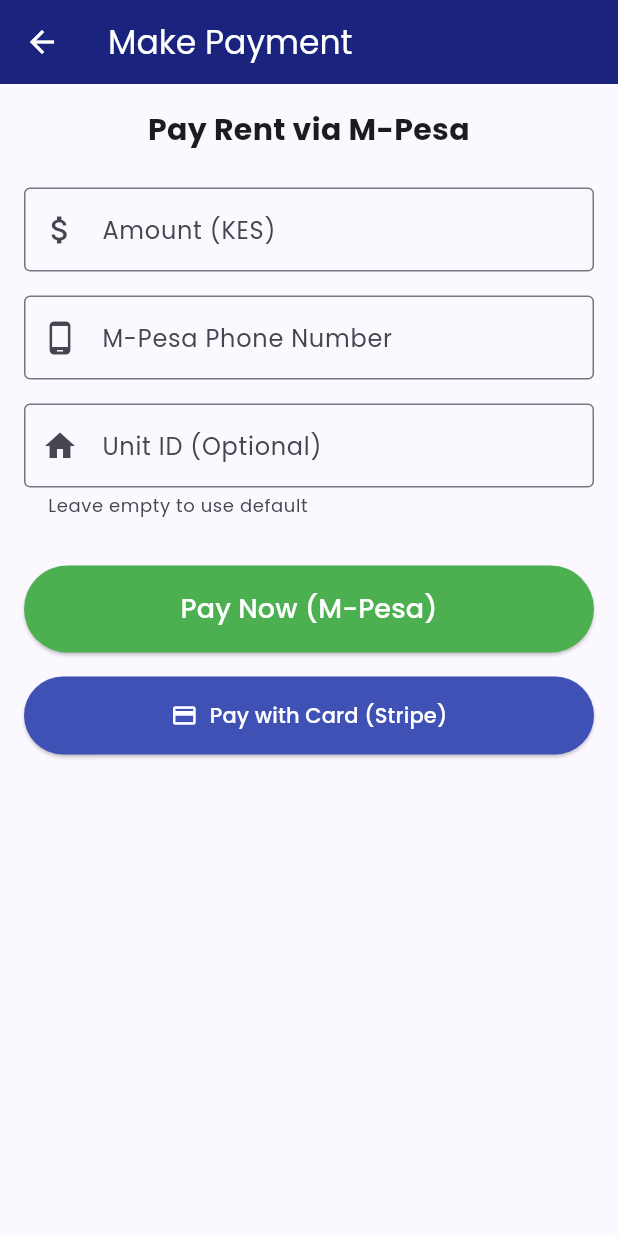
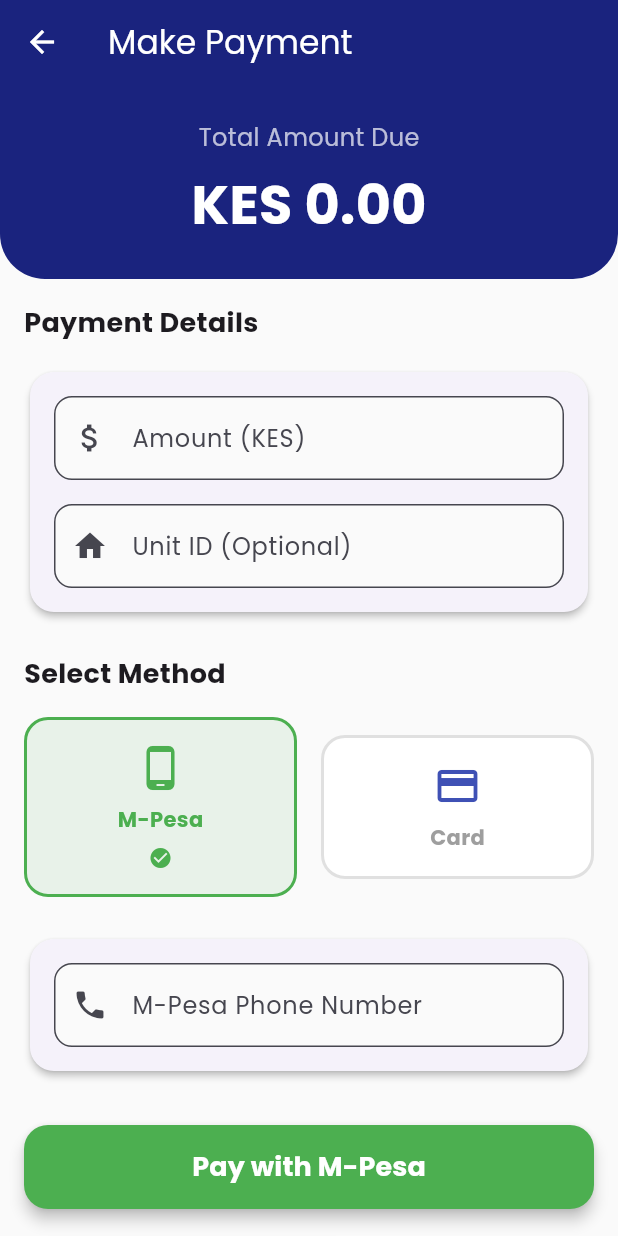
Before and after one commit to Ndunguuu01/KodiPay-App, a Flutter app: the MakePaymentScreen screen opened directly, on a phone screen of 412 x 824 dp. Run offline on Flutter 3.47's test engine with Material 3 defaults, Android fonts, the phone set to English and light mode, and no system bars; our stand-ins replace fl_chart, flutter_dotenv, flutter_local_notifications, flutter_staggered_animations, google_fonts, google_generative_ai and 11 more; missing offline and left inert: flutter_stripe; accounts and stored records are empty; network calls fail.

Commit message:
Add visual charts, fix property details, redesign payment screen

```diff
--- a/frontend/lib/screens/make_payment_screen.dart
+++ b/frontend/lib/screens/make_payment_screen.dart
@@ -114,59 +114,82 @@
     await StripeService().makePayment(context, amount, 'usd', userId, unitId);
   }
 
+  String _selectedMethod = 'mpesa';
+
   @override
   Widget build(BuildContext context) {
     return Scaffold(
+      backgroundColor: Colors.grey[50],
       appBar: AppBar(
         title: const Text('Make Payment'),
         backgroundColor: AppConstants.primaryColor,
         foregroundColor: Colors.white,
+        elevation: 0,
       ),
       body: SingleChildScrollView(
+        child: Column(
+          children: [
+            Container(
+              width: double.infinity,
+              padding: const EdgeInsets.all(24),
+              decoration: const BoxDecoration(
+                color: AppConstants.primaryColor,
+                borderRadius: BorderRadius.only(
+                  bottomLeft: Radius.circular(30),
+                  bottomRight: Radius.circular(30),
+                ),
+              ),
+              child: Column(
+                children: [
+                  const Text(
+                    'Total Amount Due',
+                    style: TextStyle(color: Colors.white70, fontSize: 16),
+                  ),
+                  const SizedBox(height: 8),
+                  Text(
+                    'KES ${_amountController.text.isEmpty ? "0.00" : _amountController.text}',
+                    style: const TextStyle(
+                      color: Colors.white,
+                      fontSize: 36,
+                      fontWeight: FontWeight.bold,
+                    ),
+                  ),
+                ],
+              ),
+            ),
+            Padding(
               padding: const EdgeInsets.all(16),
               child: Form(
                 key: _formKey,
                 child: Column(
-            crossAxisAlignment: CrossAxisAlignment.stretch,
+                  crossAxisAlignment: CrossAxisAlignment.start,
                   children: [
                     const Text(
-                'Pay Rent via M-Pesa',
-                style: TextStyle(fontSize: 20, fontWeight: FontWeight.bold),
-                textAlign: TextAlign.center,
+                      'Payment Details',
+                      style: TextStyle(fontSize: 18, fontWeight: FontWeight.bold),
                     ),
-              const SizedBox(height: 24),
+                    const SizedBox(height: 16),
+                    Card(
+                      elevation: 2,
+                      shape: RoundedRectangleBorder(borderRadius: BorderRadius.circular(16)),
+                      child: Padding(
+                        padding: const EdgeInsets.all(16),
+                        child: Column(
+                          children: [
                             TextFormField(
                               controller: _amountController,
                               keyboardType: TextInputType.number,
-                decoration: const InputDecoration(
+                              onChanged: (val) => setState(() {}),
+                              decoration: InputDecoration(
                                 labelText: 'Amount (KES)',
-                  border: OutlineInputBorder(),
-                  prefixIcon: Icon(Icons.attach_money),
+                                border: OutlineInputBorder(borderRadius: BorderRadius.circular(12)),
+                                prefixIcon: const Icon(Icons.attach_money),
+                                filled: true,
+                                fillColor: Colors.grey[50],
                               ),
                               validator: (value) {
-                  if (value == null || value.isEmpty) {
-                    return 'Please enter amount';
-                  }
-                  if (double.tryParse(value) == null) {
-                    return 'Please enter a valid number';
-                  }
-                  return null;
-                },
-              ),
-              const SizedBox(height: 16),
-              TextFormField(
-                controller: _phoneController,
-                keyboardType: TextInputType.phone,
-                decoration: const InputDecoration(
-                  labelText: 'M-Pesa Phone Number',
-                  border: OutlineInputBorder(),
-                  prefixIcon: Icon(Icons.phone_android),
-                  hintText: '2547...',
-                ),
-                validator: (value) {
-                  if (value == null || value.isEmpty) {
-                    return 'Please enter phone number';
-                  }
+                                if (value == null || value.isEmpty) return 'Enter amount';
+                                if (double.tryParse(value) == null) return 'Invalid number';
                                 return null;
                               },
                             ),
@@ -174,61 +197,146 @@
                             TextFormField(
                               controller: _unitIdController,
                               keyboardType: TextInputType.number,
-                decoration: const InputDecoration(
+                              decoration: InputDecoration(
                                 labelText: 'Unit ID (Optional)',
-                  border: OutlineInputBorder(),
-                  prefixIcon: Icon(Icons.home),
-                  helperText: 'Leave empty to use default',
-                ),
-              ),
-              const SizedBox(height: 32),
-              Consumer<PaymentProvider>(
-                builder: (context, provider, child) {
-                  return Column(
-                    crossAxisAlignment: CrossAxisAlignment.stretch,
-                    children: [
-                      ElevatedButton(
-                        onPressed: provider.isLoading ? null : _submitPayment,
-                        style: ElevatedButton.styleFrom(
-                          backgroundColor: Colors.green,
-                          foregroundColor: Colors.white,
-                          padding: const EdgeInsets.symmetric(vertical: 16),
-                        ),
-                        child: provider.isLoading
-                            ? const CircularProgressIndicator(color: Colors.white)
-                            : const Text(
-                                'Pay Now (M-Pesa)',
-                                style: TextStyle(fontSize: 18),
-                              ),
-                      ),
-                      const SizedBox(height: 16),
-                      ElevatedButton.icon(
-                        onPressed: _payWithCard,
-                        icon: const Icon(Icons.credit_card),
-                        label: const Text('Pay with Card (Stripe)'),
-                        style: ElevatedButton.styleFrom(
-                          backgroundColor: Colors.indigo,
-                          foregroundColor: Colors.white,
-                          padding: const EdgeInsets.symmetric(vertical: 16),
-                        ),
-                      ),
-                    ],
-                  );
-                },
-              ),
-              if (Provider.of<PaymentProvider>(context).errorMessage != null)
-                Padding(
-                  padding: const EdgeInsets.only(top: 16),
-                  child: Text(
-                    Provider.of<PaymentProvider>(context).errorMessage!,
-                    style: const TextStyle(color: Colors.red),
-                    textAlign: TextAlign.center,
+                                border: OutlineInputBorder(borderRadius: BorderRadius.circular(12)),
+                                prefixIcon: const Icon(Icons.home),
+                                filled: true,
+                                fillColor: Colors.grey[50],
                               ),
                             ),
                           ],
                         ),
                       ),
                     ),
+                    const SizedBox(height: 24),
+                    const Text(
+                      'Select Method',
+                      style: TextStyle(fontSize: 18, fontWeight: FontWeight.bold),
+                    ),
+                    const SizedBox(height: 16),
+                    Row(
+                      children: [
+                        Expanded(
+                          child: _buildMethodCard(
+                            'M-Pesa',
+                            Icons.phone_android,
+                            Colors.green,
+                            'mpesa',
+                          ),
+                        ),
+                        const SizedBox(width: 16),
+                        Expanded(
+                          child: _buildMethodCard(
+                            'Card',
+                            Icons.credit_card,
+                            Colors.indigo,
+                            'card',
+                          ),
+                        ),
+                      ],
+                    ),
+                    const SizedBox(height: 24),
+                    if (_selectedMethod == 'mpesa')
+                      Card(
+                        elevation: 2,
+                        shape: RoundedRectangleBorder(borderRadius: BorderRadius.circular(16)),
+                        child: Padding(
+                          padding: const EdgeInsets.all(16),
+                          child: TextFormField(
+                            controller: _phoneController,
+                            keyboardType: TextInputType.phone,
+                            decoration: InputDecoration(
+                              labelText: 'M-Pesa Phone Number',
+                              border: OutlineInputBorder(borderRadius: BorderRadius.circular(12)),
+                              prefixIcon: const Icon(Icons.phone),
+                              hintText: '2547...',
+                              filled: true,
+                              fillColor: Colors.grey[50],
+                            ),
+                            validator: (value) {
+                              if (_selectedMethod == 'mpesa' && (value == null || value.isEmpty)) {
+                                return 'Enter phone number';
+                              }
+                              return null;
+                            },
+                          ),
+                        ),
+                      ),
+                    const SizedBox(height: 32),
+                    Consumer<PaymentProvider>(
+                      builder: (context, provider, child) {
+                        return SizedBox(
+                          width: double.infinity,
+                          height: 56,
+                          child: ElevatedButton(
+                            onPressed: provider.isLoading
+                                ? null
+                                : () {
+                                    if (_selectedMethod == 'mpesa') {
+                                      _submitPayment();
+                                    } else {
+                                      _payWithCard();
+                                    }
+                                  },
+                            style: ElevatedButton.styleFrom(
+                              backgroundColor: _selectedMethod == 'mpesa' ? Colors.green : Colors.indigo,
+                              shape: RoundedRectangleBorder(borderRadius: BorderRadius.circular(16)),
+                              elevation: 4,
+                            ),
+                            child: provider.isLoading
+                                ? const CircularProgressIndicator(color: Colors.white)
+                                : Text(
+                                    _selectedMethod == 'mpesa' ? 'Pay with M-Pesa' : 'Pay with Card',
+                                    style: const TextStyle(fontSize: 18, fontWeight: FontWeight.bold, color: Colors.white),
+                                  ),
+                          ),
+                        );
+                      },
+                    ),
+                  ],
+                ),
+              ),
+            ),
+          ],
+        ),
+      ),
+    );
+  }
+
+  Widget _buildMethodCard(String title, IconData icon, Color color, String method) {
+    final isSelected = _selectedMethod == method;
+    return GestureDetector(
+      onTap: () => setState(() => _selectedMethod = method),
+      child: Container(
+        padding: const EdgeInsets.symmetric(vertical: 16),
+        decoration: BoxDecoration(
+          color: isSelected ? color.withOpacity(0.1) : Colors.white,
+          border: Border.all(
+            color: isSelected ? color : Colors.grey[300]!,
+            width: 2,
+          ),
+          borderRadius: BorderRadius.circular(16),
+        ),
+        child: Column(
+          children: [
+            Icon(icon, color: color, size: 32),
+            const SizedBox(height: 8),
+            Text(
+              title,
+              style: TextStyle(
+                color: isSelected ? color : Colors.grey,
+                fontWeight: FontWeight.bold,
+              ),
+            ),
+            if (isSelected)
+              Padding(
+                padding: const EdgeInsets.only(top: 8),
+                child: Icon(Icons.check_circle, color: color, size: 16),
+              ),
+          ],
+        ),
+      ),
     );
   }
 }
--- a/frontend/pubspec.yaml
+++ b/frontend/pubspec.yaml
@@ -45,6 +45,7 @@
   pdf: ^3.11.3
   printing: ^5.14.2
   flutter_staggered_animations: ^1.1.1
+  fl_chart: ^0.66.0
   lottie: ^3.2.0
   google_mobile_ads: ^5.1.0
   google_sign_in: ^6.2.1
```
Also changed, not shown: frontend/lib/screens/landlord_dashboard.dart (+10 -13 lines), frontend/lib/screens/property_details_screen.dart (+13 -2 lines), frontend/lib/widgets/occupancy_chart.dart (added, +131 -0 lines), frontend/lib/widgets/revenue_chart.dart (added, +108 -0 lines), frontend/pubspec.lock, 5 other files. Lines whose indentation alone changed are shown as unchanged.
